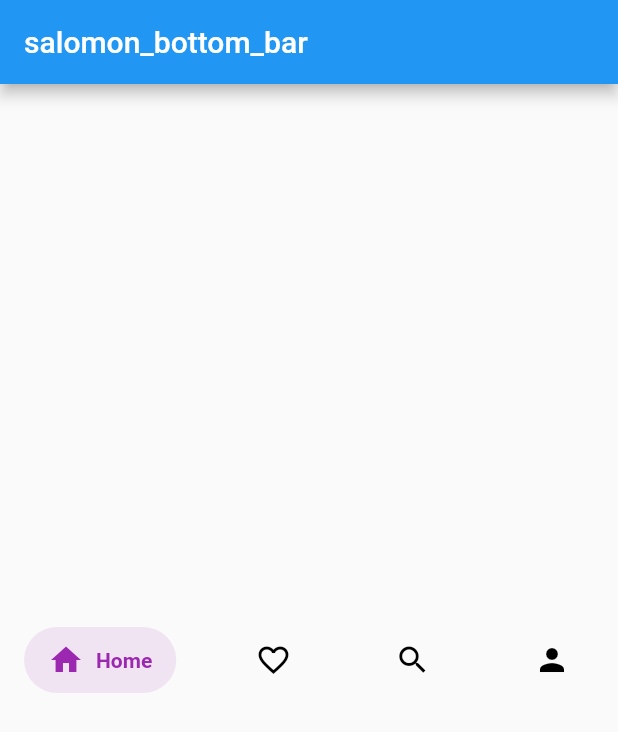
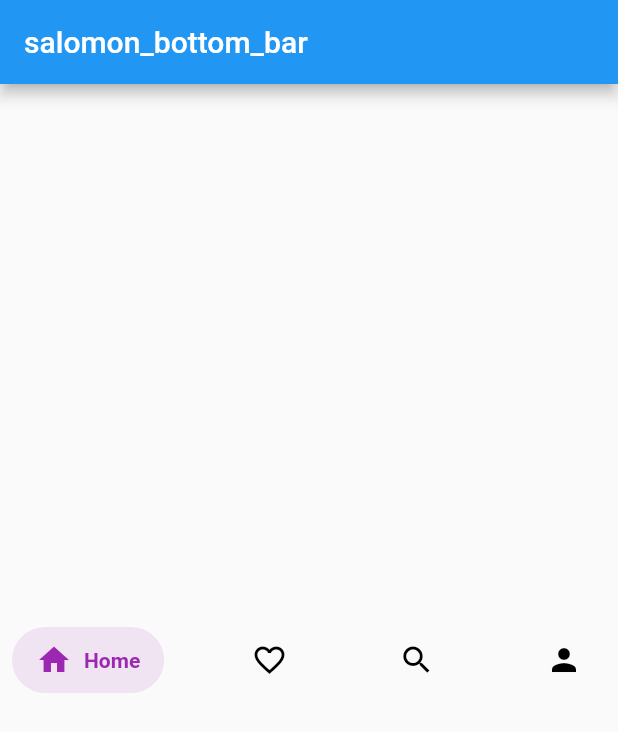
Before and after one commit to lukepighetti/salomon_bottom_bar, a Flutter app: the screen it shows after launch, on a phone screen of 412 x 824 dp. Shown: the top 732 px of the screen. Run offline on Flutter 3.47's test engine with Material 2 defaults, Android fonts, the phone set to English and light mode, and no system bars.

Commit message:
make default margin 8px all

```diff
--- a/lib/salomon_bottom_bar.dart
+++ b/lib/salomon_bottom_bar.dart
@@ -43,8 +43,7 @@ class SalomonBottomBar extends StatelessWidget {
         const EdgeInsets.symmetric(vertical: 10, horizontal: 16.0);
 
     return Padding(
-      padding:
-          margin ?? const EdgeInsets.symmetric(vertical: 8, horizontal: 16.0),
+      padding: margin ?? const EdgeInsets.all(8),
       child: Row(
         mainAxisAlignment: MainAxisAlignment.spaceBetween,
         children: [
--- a/pubspec.yaml
+++ b/pubspec.yaml
@@ -1,6 +1,6 @@
 name: salomon_bottom_bar
 description: Yet another bottom navigation bar, but with a few key promises.
-version: 1.0.2
+version: 1.0.3
 homepage: https://github.com/lukepighetti/salomon_bottom_bar
 
 environment:
```
Also changed, not shown: example/pubspec.lock, 1 other file.
